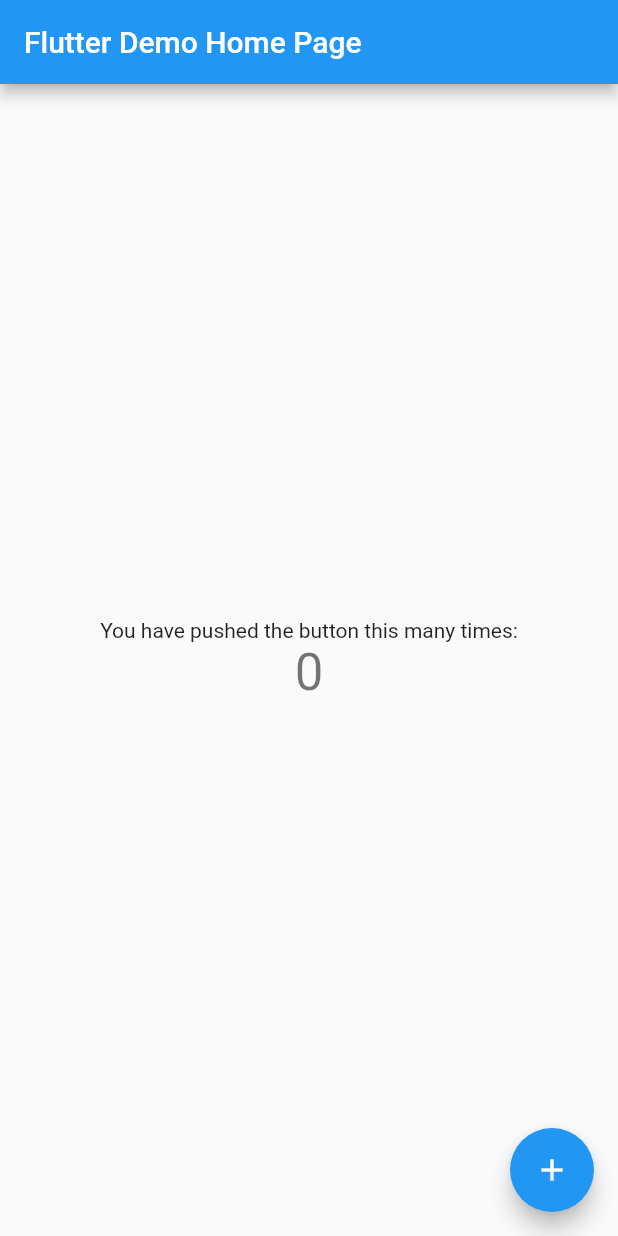
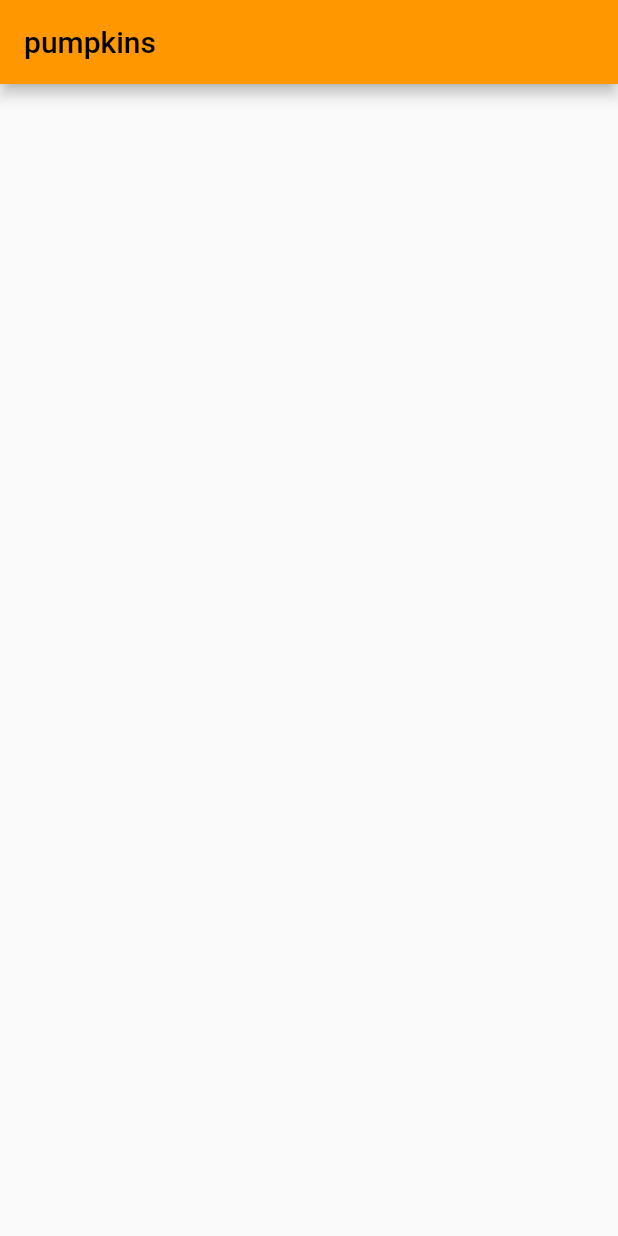
Before and after one commit to LaniW/pumpkins, a Flutter app: the screen it shows after launch, on a phone screen of 412 x 824 dp. Run offline on Flutter 3.47's test engine with Material 2 defaults, Android fonts, the phone set to English and light mode, and no system bars; our stand-ins replace google_fonts.

Commit message:
Added Google Fonts and set theme color

```diff
--- a/lib/main.dart
+++ b/lib/main.dart
@@ -1,4 +1,5 @@
 import 'package:flutter/material.dart';
+import 'package:google_fonts/google_fonts.dart';
 
 void main() {
   runApp(const MyApp());
@@ -7,39 +8,20 @@
 class MyApp extends StatelessWidget {
   const MyApp({Key? key}) : super(key: key);
 
-  // This widget is the root of your application.
   @override
   Widget build(BuildContext context) {
     return MaterialApp(
-      title: 'Flutter Demo',
+      title: 'pumpkins',
       theme: ThemeData(
-        // This is the theme of your application.
-        //
-        // Try running your application with "flutter run". You'll see the
-        // application has a blue toolbar. Then, without quitting the app, try
-        // changing the primarySwatch below to Colors.green and then invoke
-        // "hot reload" (press "r" in the console where you ran "flutter run",
-        // or simply save your changes to "hot reload" in a Flutter IDE).
-        // Notice that the counter didn't reset back to zero; the application
-        // is not restarted.
-        primarySwatch: Colors.blue,
+        primarySwatch: Colors.orange,
       ),
-      home: const MyHomePage(title: 'Flutter Demo Home Page'),
+      home: const MyHomePage(title: 'pumpkins'),
     );
   }
 }
 
 class MyHomePage extends StatefulWidget {
   const MyHomePage({Key? key, required this.title}) : super(key: key);
-
-  // This widget is the home page of your application. It is stateful, meaning
-  // that it has a State object (defined below) that contains fields that affect
-  // how it looks.
-
-  // This class is the configuration for the state. It holds the values (in this
-  // case the title) provided by the parent (in this case the App widget) and
-  // used by the build method of the State. Fields in a Widget subclass are
-  // always marked "final".
 
   final String title;
 
@@ -48,68 +30,18 @@
 }
 
 class _MyHomePageState extends State<MyHomePage> {
-  int _counter = 0;
-
-  void _incrementCounter() {
-    setState(() {
-      // This call to setState tells the Flutter framework that something has
-      // changed in this State, which causes it to rerun the build method below
-      // so that the display can reflect the updated values. If we changed
-      // _counter without calling setState(), then the build method would not be
-      // called again, and so nothing would appear to happen.
-      _counter++;
-    });
-  }
-
   @override
   Widget build(BuildContext context) {
-    // This method is rerun every time setState is called, for instance as done
-    // by the _incrementCounter method above.
-    //
-    // The Flutter framework has been optimized to make rerunning build methods
-    // fast, so that you can just rebuild anything that needs updating rather
-    // than having to individually change instances of widgets.
     return Scaffold(
       appBar: AppBar(
-        // Here we take the value from the MyHomePage object that was created by
-        // the App.build method, and use it to set our appbar title.
         title: Text(widget.title),
       ),
       body: Center(
-        // Center is a layout widget. It takes a single child and positions it
-        // in the middle of the parent.
         child: Column(
-          // Column is also a layout widget. It takes a list of children and
-          // arranges them vertically. By default, it sizes itself to fit its
-          // children horizontally, and tries to be as tall as its parent.
-          //
-          // Invoke "debug painting" (press "p" in the console, choose the
-          // "Toggle Debug Paint" action from the Flutter Inspector in Android
-          // Studio, or the "Toggle Debug Paint" command in Visual Studio Code)
-          // to see the wireframe for each widget.
-          //
-          // Column has various properties to control how it sizes itself and
-          // how it positions its children. Here we use mainAxisAlignment to
-          // center the children vertically; the main axis here is the vertical
-          // axis because Columns are vertical (the cross axis would be
-          // horizontal).
           mainAxisAlignment: MainAxisAlignment.center,
-          children: <Widget>[
-            const Text(
-              'You have pushed the button this many times:',
-            ),
-            Text(
-              '$_counter',
-              style: Theme.of(context).textTheme.headline4,
-            ),
-          ],
+          children: const <Widget>[],
         ),
       ),
-      floatingActionButton: FloatingActionButton(
-        onPressed: _incrementCounter,
-        tooltip: 'Increment',
-        child: const Icon(Icons.add),
-      ), // This trailing comma makes auto-formatting nicer for build methods.
     );
   }
 }
--- a/pubspec.yaml
+++ b/pubspec.yaml
@@ -34,6 +34,7 @@
   # The following adds the Cupertino Icons font to your application.
   # Use with the CupertinoIcons class for iOS style icons.
   cupertino_icons: ^1.0.2
+  google_fonts: ^2.3.0
 
 dev_dependencies:
   flutter_test:
```
Also changed, not shown: pubspec.lock.
